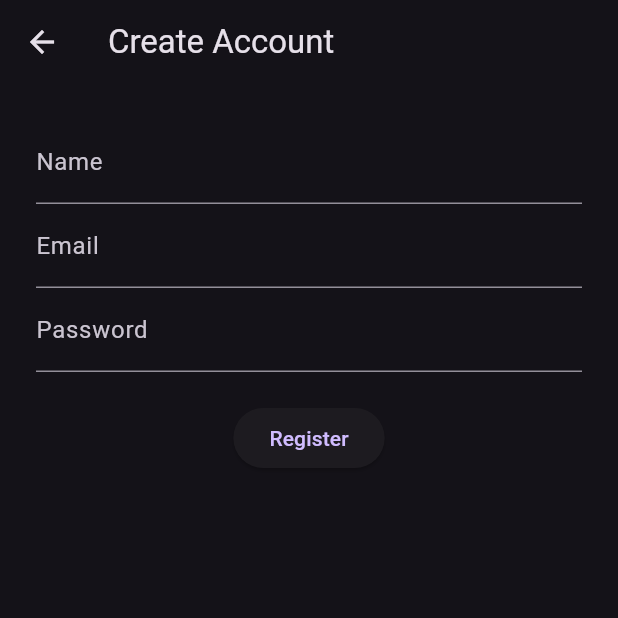
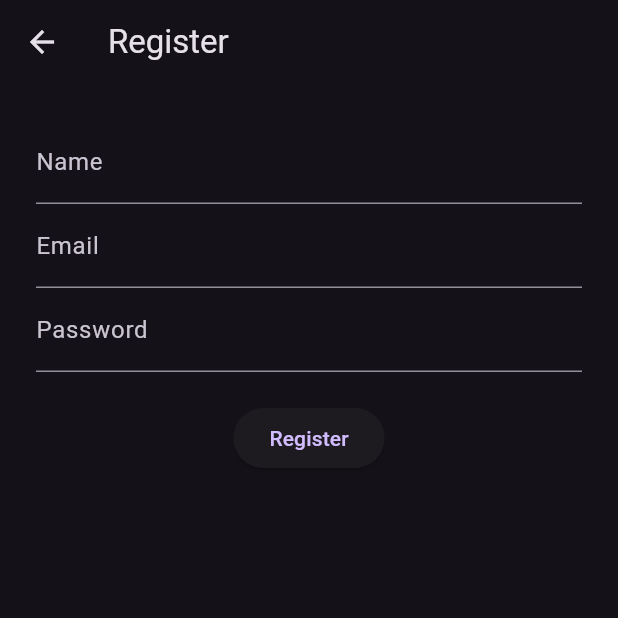
Before and after one commit to jeylingo/vibzcheck, a Flutter app: the screen it shows after launch, after a tap on "Login", after a tap on "Create account", on a phone screen of 412 x 824 dp, the top half of it. Run offline on Flutter 3.47's test engine with Material 3 defaults, Android fonts, the phone set to English and light mode, and no system bars; our stand-ins replace cloud_firestore, firebase_auth, firebase_core, firebase_messaging, firebase_storage; accounts and stored records are empty; network calls fail.

Commit message:
final code working

```diff
--- a/lib/screens/auth/login_screen.dart
+++ b/lib/screens/auth/login_screen.dart
@@ -33,11 +33,11 @@ class _LoginScreenState extends State<LoginScreen> {
 
       Navigator.pushReplacement(
         context,
-        MaterialPageRoute(builder: (_) => const HomeScreen()),
+        MaterialPageRoute(builder: (_) => HomeScreen()), // ✅ NO const
       );
     } catch (e) {
       setState(() {
-        error = 'Login failed. Check your email and password.';
+        error = 'Login failed';
       });
     }
 
@@ -52,43 +52,46 @@ class _LoginScreenState extends State<LoginScreen> {
       body: Padding(
         padding: const EdgeInsets.all(24),
         child: Center(
-          child: SingleChildScrollView(
           child: Column(
+            mainAxisAlignment: MainAxisAlignment.center,
             children: [
-                const Text(
-                  'Vibzcheck',
-                  style: TextStyle(fontSize: 36, fontWeight: FontWeight.bold),
-                ),
-                const SizedBox(height: 8),
-                const Text('Collaborative Music App'),
-                const SizedBox(height: 30),
+              const Text("Vibzcheck", style: TextStyle(fontSize: 32)),
+
+              const SizedBox(height: 20),
+
               TextField(
                 controller: emailController,
-                  decoration: const InputDecoration(labelText: 'Email'),
+                decoration: const InputDecoration(labelText: "Email"),
               ),
+
               TextField(
                 controller: passwordController,
                 obscureText: true,
-                  decoration: const InputDecoration(labelText: 'Password'),
+                decoration: const InputDecoration(labelText: "Password"),
               ),
+
               const SizedBox(height: 20),
+
               if (error.isNotEmpty)
                 Text(error, style: const TextStyle(color: Colors.red)),
+
               ElevatedButton(
                 onPressed: loading ? null : login,
-                  child: Text(loading ? 'Loading...' : 'Login'),
+                child: Text(loading ? "Loading..." : "Login"),
               ),
+
               TextButton(
                 onPressed: () {
                   Navigator.push(
                     context,
-                      MaterialPageRoute(builder: (_) => const RegisterScreen()),
+                    MaterialPageRoute(
+                      builder: (_) => const RegisterScreen(),
+                    ),
                   );
                 },
-                  child: const Text('Create account'),
+                child: const Text("Create account"),
               ),
             ],
-            ),
           ),
         ),
       ),
--- a/lib/screens/auth/register_screen.dart
+++ b/lib/screens/auth/register_screen.dart
@@ -34,11 +34,11 @@ class _RegisterScreenState extends State<RegisterScreen> {
 
       Navigator.pushReplacement(
         context,
-        MaterialPageRoute(builder: (_) => const HomeScreen()),
+        MaterialPageRoute(builder: (_) => HomeScreen()), // ✅ NO const
       );
     } catch (e) {
       setState(() {
-        error = 'Registration failed.';
+        error = 'Registration failed';
       });
     }
 
@@ -51,7 +51,7 @@ class _RegisterScreenState extends State<RegisterScreen> {
   Widget build(BuildContext context) {
     return Scaffold(
       appBar: AppBar(
-        title: const Text('Create Account'),
+        title: const Text("Register"),
       ),
       body: Padding(
         padding: const EdgeInsets.all(24),
@@ -59,23 +59,28 @@ class _RegisterScreenState extends State<RegisterScreen> {
           children: [
             TextField(
               controller: nameController,
-              decoration: const InputDecoration(labelText: 'Name'),
+              decoration: const InputDecoration(labelText: "Name"),
             ),
+
             TextField(
               controller: emailController,
-              decoration: const InputDecoration(labelText: 'Email'),
+              decoration: const InputDecoration(labelText: "Email"),
             ),
+
             TextField(
               controller: passwordController,
               obscureText: true,
-              decoration: const InputDecoration(labelText: 'Password'),
+              decoration: const InputDecoration(labelText: "Password"),
             ),
+
             const SizedBox(height: 20),
+
             if (error.isNotEmpty)
               Text(error, style: const TextStyle(color: Colors.red)),
+
             ElevatedButton(
               onPressed: loading ? null : register,
-              child: Text(loading ? 'Creating...' : 'Register'),
+              child: Text(loading ? "Creating..." : "Register"),
             ),
           ],
         ),
```
Also changed, not shown: lib/screens/home/home_screen.dart (+42 -0 lines), pubspec.yaml (+0 -12 lines). Lines whose indentation alone changed are shown as unchanged.
